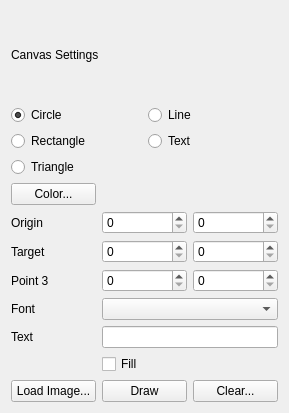
This is src/widget/canvas/canvascontrol.ui in 8bitbuddhist/PixelMaestro-Studio as Qt 5 draws it before an edit. The edited form follows.
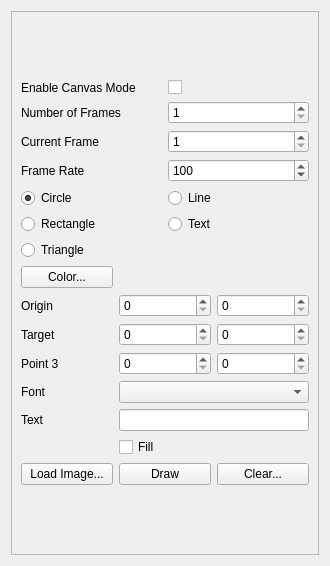
This is the edited form.

Commit message: CanvasControl - Added frame editing controls (WIP) Added Changelog to PixelMaestro Studio

The edit to the form file:
```diff
--- a/src/widget/canvas/canvascontrol.ui
+++ b/src/widget/canvas/canvascontrol.ui
@@ -6,8 +6,8 @@
    <rect>
     <x>0</x>
     <y>0</y>
-    <width>289</width>
-    <height>413</height>
+    <width>330</width>
+    <height>566</height>
    </rect>
   </property>
   <property name="sizePolicy">
@@ -21,36 +21,33 @@
   </property>
   <layout class="QGridLayout" name="gridLayout">
    <item row="0" column="0">
+    <widget class="QScrollArea" name="scrollArea">
+     <property name="sizePolicy">
+      <sizepolicy hsizetype="Preferred" vsizetype="Preferred">
+       <horstretch>0</horstretch>
+       <verstretch>0</verstretch>
+      </sizepolicy>
+     </property>
+     <property name="widgetResizable">
+      <bool>true</bool>
+     </property>
+     <widget class="QWidget" name="scrollAreaWidgetContents_3">
+      <property name="geometry">
+       <rect>
+        <x>0</x>
+        <y>0</y>
+        <width>310</width>
+        <height>546</height>
+       </rect>
+      </property>
+      <layout class="QGridLayout" name="gridLayout_3">
+       <item row="0" column="0">
     <layout class="QGridLayout" name="gridLayout_2">
      <property name="sizeConstraint">
-      <enum>QLayout::SetMinimumSize</enum>
-     </property>
-     <item row="0" column="0">
-      <widget class="QLabel" name="label">
-       <property name="text">
-        <string>Canvas Settings</string>
-       </property>
-      </widget>
-     </item>
+          <enum>QLayout::SetDefaultConstraint</enum>
+         </property>
      <item row="1" column="0">
       <layout class="QGridLayout" name="shapeGridLayout">
-       <item row="0" column="0">
-        <widget class="QRadioButton" name="circleRadioButton">
-         <property name="text">
-          <string>Circle</string>
-         </property>
-         <property name="checked">
-          <bool>true</bool>
-         </property>
-        </widget>
-       </item>
-       <item row="1" column="0">
-        <widget class="QRadioButton" name="rectRadioButton">
-         <property name="text">
-          <string>Rectangle</string>
-         </property>
-        </widget>
-       </item>
        <item row="0" column="1">
         <widget class="QRadioButton" name="lineRadioButton">
          <property name="text">
@@ -72,6 +69,104 @@
          </property>
         </widget>
        </item>
+           <item row="0" column="0">
+            <widget class="QRadioButton" name="circleRadioButton">
+             <property name="text">
+              <string>Circle</string>
+             </property>
+             <property name="checked">
+              <bool>true</bool>
+             </property>
+            </widget>
+           </item>
+           <item row="1" column="0">
+            <widget class="QRadioButton" name="rectRadioButton">
+             <property name="text">
+              <string>Rectangle</string>
+             </property>
+            </widget>
+           </item>
+          </layout>
+         </item>
+         <item row="0" column="0">
+          <layout class="QGridLayout" name="frameLayout">
+           <item row="2" column="0">
+            <widget class="QLabel" name="currentFrameLabel">
+             <property name="text">
+              <string>Current Frame</string>
+             </property>
+            </widget>
+           </item>
+           <item row="0" column="0">
+            <widget class="QLabel" name="label_2">
+             <property name="text">
+              <string>Enable Canvas Mode</string>
+             </property>
+            </widget>
+           </item>
+           <item row="1" column="1">
+            <widget class="QSpinBox" name="numFramesSpinBox">
+             <property name="toolTip">
+              <string>The total number of drawing surfaces</string>
+             </property>
+             <property name="minimum">
+              <number>1</number>
+             </property>
+             <property name="maximum">
+              <number>255</number>
+             </property>
+            </widget>
+           </item>
+           <item row="0" column="1">
+            <widget class="QCheckBox" name="canvasEditModeCheckBox">
+             <property name="toolTip">
+              <string>Disables automatic frame switching, allowing you to manually switch between frames</string>
+             </property>
+             <property name="text">
+              <string/>
+             </property>
+            </widget>
+           </item>
+           <item row="2" column="1">
+            <widget class="QSpinBox" name="currentFrameSpinBox">
+             <property name="toolTip">
+              <string>The current drawing surface</string>
+             </property>
+             <property name="minimum">
+              <number>1</number>
+             </property>
+             <property name="maximum">
+              <number>255</number>
+             </property>
+            </widget>
+           </item>
+           <item row="1" column="0">
+            <widget class="QLabel" name="numFramesLabel">
+             <property name="text">
+              <string>Number of Frames</string>
+             </property>
+            </widget>
+           </item>
+           <item row="3" column="0">
+            <widget class="QLabel" name="label_3">
+             <property name="text">
+              <string>Frame Rate</string>
+             </property>
+            </widget>
+           </item>
+           <item row="3" column="1">
+            <widget class="QSpinBox" name="frameRateSpinBox">
+             <property name="toolTip">
+              <string>Sets the amount of time between frames</string>
+             </property>
+             <property name="maximum">
+              <number>1000000</number>
+             </property>
+             <property name="value">
+              <number>100</number>
+             </property>
+            </widget>
+           </item>
       </layout>
      </item>
      <item row="2" column="0">
@@ -223,6 +318,10 @@
       </layout>
      </item>
     </layout>
+       </item>
+      </layout>
+     </widget>
+    </widget>
    </item>
   </layout>
  </widget>
```
Lines whose indentation alone changed are shown as unchanged. The commit also changes 3 other files.
